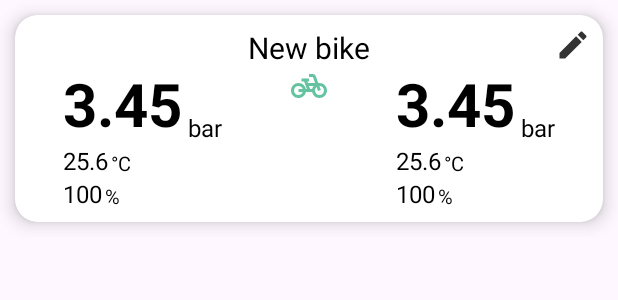
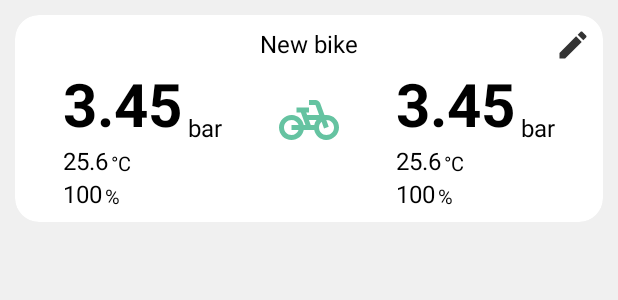
Before and after one commit to rzetelnyStudent/PressurEz-Android-app, an Android app: the layout card_cell.xml on its own in the app's theme, with its tools: preview values and no code run, on a phone screen of 412 x 824 dp. Shown: the top 300 px of the screen. Run offline under Robolectric (Android 15) with nearby library versions, the phone set to English and light mode, and no system bars.

Commit message:
ui finished fab button added, status bar transparent

```diff
--- a/app/src/main/java/com/MichalKapuscinski/BikeTPMS/Bike.kt
+++ b/app/src/main/java/com/MichalKapuscinski/BikeTPMS/Bike.kt
@@ -6,7 +6,7 @@ class Bike (
 
     var appearance: Int,
     var name: String,
-    var pressure: Int,
-    var battery: Int,
+    var sensorFront: Sensor,
+    var sensorRear: Sensor,
     val id: Int? = bikeList.size
 )
--- a/app/src/main/res/layout/card_cell.xml
+++ b/app/src/main/res/layout/card_cell.xml
@@ -9,10 +9,10 @@
         android:id="@+id/cardView"
         android:layout_width="match_parent"
         android:layout_height="match_parent"
-        app:cardCornerRadius="15dp"
+        app:cardCornerRadius="16dp"
         android:layout_margin="10dp"
         android:clickable="true"
-        app:cardElevation="7dp">
+        app:cardElevation="0dp">
 
         <RelativeLayout
             android:layout_width="match_parent"
@@ -29,7 +29,8 @@
                 android:layout_alignParentTop="true"
                 android:layout_alignParentRight="true"
                 android:background="@color/white"
-                android:src="@drawable/ic_edit" />
+                android:src="@drawable/ic_edit"
+                android:contentDescription="@string/editbtn" />
             <TextView
                 android:id="@+id/pressureRear"
                 android:paddingLeft="24dp"
@@ -109,13 +110,14 @@
                 android:layout_centerHorizontal="true"
                 android:text="@string/bike_name_default"
                 android:textColor="@color/black"
-                android:textSize="20sp"
+                android:textSize="16sp"
                 android:lines="1"/>
 
             <ImageView
                 android:id="@+id/bike_icon"
-                android:layout_width="wrap_content"
-                android:layout_height="wrap_content"
+                android:layout_width="40dp"
+                android:paddingTop="20dp"
+                android:layout_height="60dp"
                 android:layout_below="@id/bike_name"
                 android:layout_centerHorizontal="true"
                 android:src="@drawable/ic_bike"
--- a/app/src/main/res/values/colors.xml
+++ b/app/src/main/res/values/colors.xml
@@ -3,4 +3,5 @@
     <color name="black">#FF000000</color>
     <color name="white">#FFFFFFFF</color>
     <color name="mint">#3EB489</color>
+    <color name="veryLightGrey">#F0F0F0</color>
 </resources>
--- a/app/src/main/res/values/strings.xml
+++ b/app/src/main/res/values/strings.xml
@@ -7,4 +7,5 @@
     <string name="pressure_unit">bar</string>
     <string name="temp_unit">°C</string>
     <string name="bat_unit">%</string>
+    <string name="editbtn">editBtn</string>
 </resources>
--- a/app/src/main/res/values/themes.xml
+++ b/app/src/main/res/values/themes.xml
@@ -4,6 +4,10 @@
         <!-- Customize your light theme here. -->
         <item name="colorPrimary">@color/mint</item>
         <item name="colorOnPrimary">@color/white</item>
+        <item name="android:colorBackground">@color/veryLightGrey</item>
+        <item name="colorOnBackground">@color/black</item>
+        <item name="android:windowLightStatusBar">true</item>
+        <item name="android:statusBarColor" tools:targetApi="l">@android:color/transparent</item>
     </style>
 
     <style name="Theme.MyApplication" parent="Base.Theme.MyApplication" />
```
Also changed, not shown: app/src/main/java/com/MichalKapuscinski/BikeTPMS/CardViewHolder.kt (+7 -3 lines), app/src/main/java/com/MichalKapuscinski/BikeTPMS/MainActivity.kt (+16 -21 lines), app/src/main/java/com/MichalKapuscinski/BikeTPMS/Sensor.kt (+6 -5 lines), app/src/main/res/drawable-anydpi/ic_add.xml (added, +16 -0 lines), app/src/main/res/layout/activity_main.xml (+14 -0 lines), app/src/main/res/drawable-hdpi/ic_add.png (added), app/src/main/res/drawable-mdpi/ic_add.png (added), app/src/main/res/drawable-xhdpi/ic_add.png (added), app/src/main/res/drawable-xxhdpi/ic_add.png (added).
